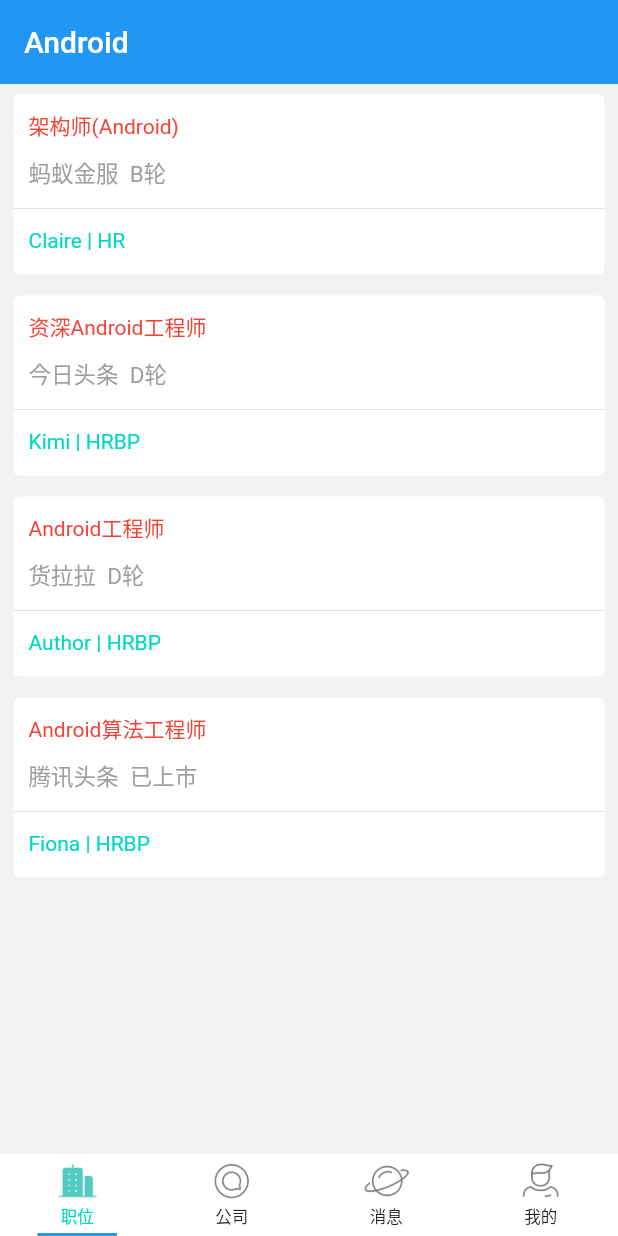
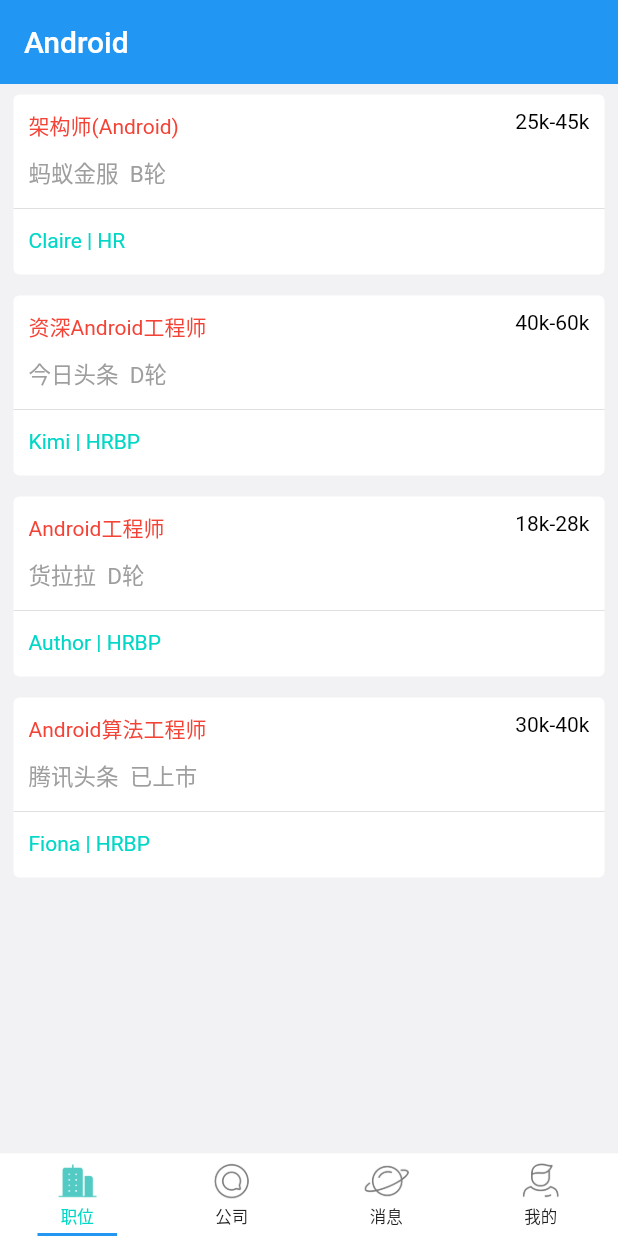
Before and after one commit to Leiii-Li/Flutter_Boss, a Flutter app: the screen it shows after launch, on a phone screen of 412 x 824 dp. Run offline on Flutter 3.47's test engine with Material 2 defaults, Android fonts, the phone set to English and light mode, and no system bars.

Commit message:
优化JobListItem布局

```diff
--- a/lib/component/item/JobListItem.dart
+++ b/lib/component/item/JobListItem.dart
@@ -17,13 +17,8 @@ class JobListItem extends StatelessWidget {
         right: 5.0,
         bottom: 3.0,
       ),
-      child: SizedBox(
       child: Card(
           elevation: 0.0,
-          child: Row(
-            crossAxisAlignment: CrossAxisAlignment.start,
-            children: [
-              Expanded(
           child: Column(
             crossAxisAlignment: CrossAxisAlignment.start,
             mainAxisSize: MainAxisSize.min,
@@ -45,7 +40,7 @@ class JobListItem extends StatelessWidget {
                         padding: const EdgeInsets.only(right: 10.0),
                         child: Text(
                           _job.salary,
-                              style: const TextStyle(color: Colors.white),
+                          style: const TextStyle(color: Colors.black),
                         ),
                       )
                     ],
@@ -53,12 +48,11 @@ class JobListItem extends StatelessWidget {
                 ],
               ),
               Container(
-                    margin: const EdgeInsets.only(
-                        top: 5.0, left: 10.0, bottom: 5.0),
+                margin:
+                    const EdgeInsets.only(top: 5.0, left: 10.0, bottom: 5.0),
                 child: Text(
                   "${_job.cname}  ${_job.size}",
-                      style:
-                          const TextStyle(fontSize: 15.0, color: Colors.grey),
+                  style: const TextStyle(fontSize: 15.0, color: Colors.grey),
                 ),
               ),
               const Divider(),
@@ -69,17 +63,12 @@ class JobListItem extends StatelessWidget {
                           top: 5.0, left: 10.0, right: 5.0, bottom: 15.0),
                       child: Text(
                         "${_job.username} | ${_job.title}",
-                            style:
-                                const TextStyle(color: Constant.mainThemeColor),
+                        style: const TextStyle(color: Constant.mainThemeColor),
                       ))
                 ],
               )
             ],
-              ))
-            ],
-          ),
-        ),
-      ),
+          )),
     );
   }
 }
```
Lines whose indentation alone changed are shown as unchanged.
